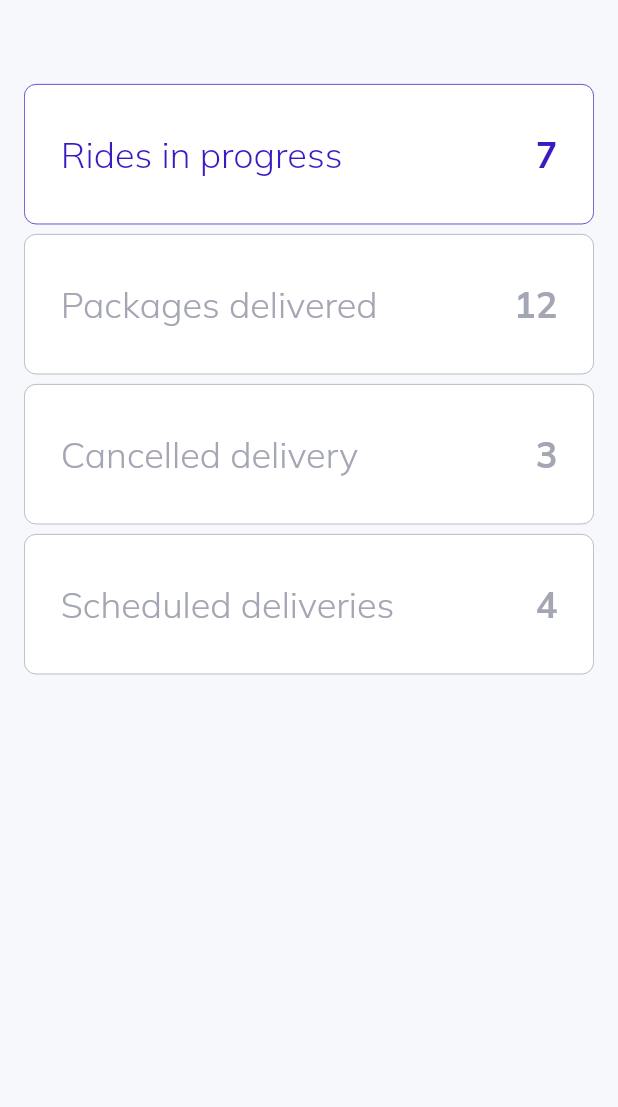
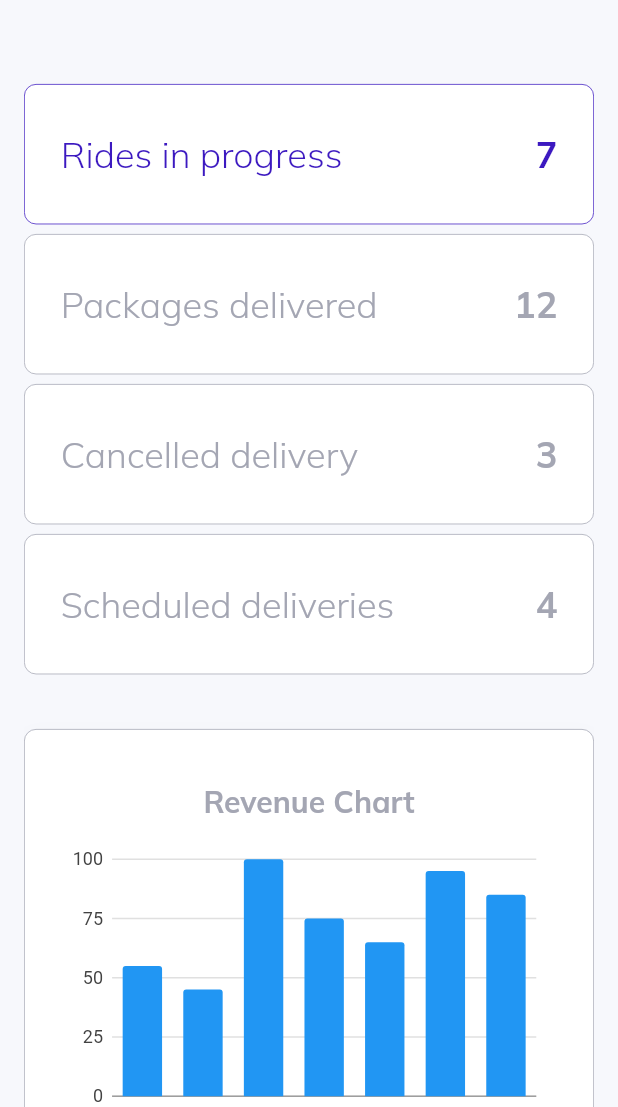
Before and after one commit to mustafasmnc/flutter_web_dashboard_template, a Flutter app: the screen it shows after launch, on a phone screen of 412 x 824 dp, the part 129-1236 px from its top. Run offline on Flutter 3.47's test engine with Material 2 defaults, Android fonts, the phone set to English and light mode, and no system bars; our stand-ins replace charts_flutter, get, google_fonts; missing offline and left inert: dart:js.

Commit message:
Adding Charts

```diff
--- a/lib/pages/overview/overview.dart
+++ b/lib/pages/overview/overview.dart
@@ -5,6 +5,8 @@ import 'package:web_dashboard/helpers/responsiveness.dart';
 import 'package:web_dashboard/pages/overview/widgets/overview_cards_large.dart';
 import 'package:web_dashboard/pages/overview/widgets/overview_cards_medium.dart';
 import 'package:web_dashboard/pages/overview/widgets/overview_cards_small.dart';
+import 'package:web_dashboard/pages/overview/widgets/revenue_section_large.dart';
+import 'package:web_dashboard/pages/overview/widgets/revenue_section_small.dart';
 import 'package:web_dashboard/widgets/custom_text.dart';
 
 class OverViewPage extends StatelessWidget {
@@ -35,7 +37,11 @@ class OverViewPage extends StatelessWidget {
               else
                 OverviewCardsLargeScreen()
             else
-              OverviewCardsSmallScreen()
+              OverviewCardsSmallScreen(),
+            if (!ResponsiveWidget.isSmallScreen(context))
+              RevenueSectionLarge()
+            else
+              RevenueSectionSmall()
           ],
         ))
       ],
--- /dev/null
+++ b/lib/pages/overview/widgets/bar_chart.dart
@@ -0,0 +1,58 @@
+/// Bar chart example
+import 'package:charts_flutter/flutter.dart' as charts;
+import 'package:flutter/material.dart';
+
+class SimpleBarChart extends StatelessWidget {
+  final List<charts.Series<dynamic, String>> seriesList;
+  final bool? animate;
+
+  SimpleBarChart(this.seriesList, {this.animate});
+
+  /// Creates a [BarChart] with sample data and no transition.
+  factory SimpleBarChart.withSampleData() {
+    return new SimpleBarChart(
+      _createSampleData(),
+      // Disable animations for image tests.
+      animate: false,
+    );
+  }
+
+  @override
+  Widget build(BuildContext context) {
+    return new charts.BarChart(
+      seriesList,
+      animate: animate,
+    );
+  }
+
+  /// Create one series with sample hard coded data.
+  static List<charts.Series<OrdinalSales, String>> _createSampleData() {
+    final data = [
+      new OrdinalSales('Today', 55),
+      new OrdinalSales('Yesterday', 45),
+      new OrdinalSales('12 Jan', 100),
+      new OrdinalSales('11 Jan', 75),
+      new OrdinalSales('10 Jan', 65),
+      new OrdinalSales('9 Jan', 95),
+      new OrdinalSales('8 Jan', 85),
+    ];
+
+    return [
+      new charts.Series<OrdinalSales, String>(
+        id: 'Sales',
+        colorFn: (_, __) => charts.MaterialPalette.blue.shadeDefault,
+        domainFn: (OrdinalSales sales, _) => sales.year,
+        measureFn: (OrdinalSales sales, _) => sales.sales,
+        data: data,
+      )
+    ];
+  }
+}
+
+/// Sample ordinal data type.
+class OrdinalSales {
+  final String year;
+  final int sales;
+
+  OrdinalSales(this.year, this.sales);
+}
--- /dev/null
+++ b/lib/pages/overview/widgets/revenue_section_small.dart
@@ -0,0 +1,90 @@
+import 'package:flutter/material.dart';
+import 'package:web_dashboard/constants/style.dart';
+import 'package:web_dashboard/pages/overview/widgets/bar_chart.dart';
+import 'package:web_dashboard/pages/overview/widgets/revenue_info.dart';
+import 'package:web_dashboard/widgets/custom_text.dart';
+
+class RevenueSectionSmall extends StatelessWidget {
+  const RevenueSectionSmall({Key? key}) : super(key: key);
+
+  @override
+  Widget build(BuildContext context) {
+    return Container(
+      padding: EdgeInsets.all(24),
+      margin: EdgeInsets.symmetric(vertical: 30),
+      decoration: BoxDecoration(
+        color: Colors.white,
+        borderRadius: BorderRadius.circular(8),
+        boxShadow: [
+          BoxShadow(
+            offset: Offset(0, 6),
+            color: lightGrey.withOpacity(0.1),
+            blurRadius: 12,
+          )
+        ],
+        border: Border.all(color: lightGrey, width: 0.5),
+      ),
+      child: Column(
+        children: [
+          Container(
+            height: 260,
+            child: Column(
+              mainAxisAlignment: MainAxisAlignment.spaceEvenly,
+              children: [
+                CustomText(
+                  text: "Revenue Chart",
+                  size: 20,
+                  weight: FontWeight.bold,
+                  color: lightGrey,
+                ),
+                Container(
+                  width: 600,
+                  height: 200,
+                  child: SimpleBarChart.withSampleData(),
+                )
+              ],
+            ),
+          ),
+          Container(
+            width: MediaQuery.of(context).size.width,
+            height: 1,
+            color: lightGrey,
+          ),
+          Container(
+            height: 260,
+            child: Column(
+              mainAxisAlignment: MainAxisAlignment.spaceEvenly,
+              children: [
+                Row(
+                  children: [
+                    RevenueInfo(
+                      title: "Today\'s revenue",
+                      amount: "23",
+                    ),
+                    RevenueInfo(
+                      title: "Last 7 days",
+                      amount: "155",
+                    ),
+                  ],
+                ),
+                SizedBox(height: 30),
+                Row(
+                  children: [
+                    RevenueInfo(
+                      title: "Last 30 days",
+                      amount: "1256",
+                    ),
+                    RevenueInfo(
+                      title: "Last 12 months",
+                      amount: "8239",
+                    ),
+                  ],
+                ),
+              ],
+            ),
+          ),
+        ],
+      ),
+    );
+  }
+}
```
Also changed, not shown: lib/pages/overview/widgets/revenue_info.dart (added, +30 -0 lines), lib/pages/overview/widgets/revenue_section_large.dart (added, +86 -0 lines).
